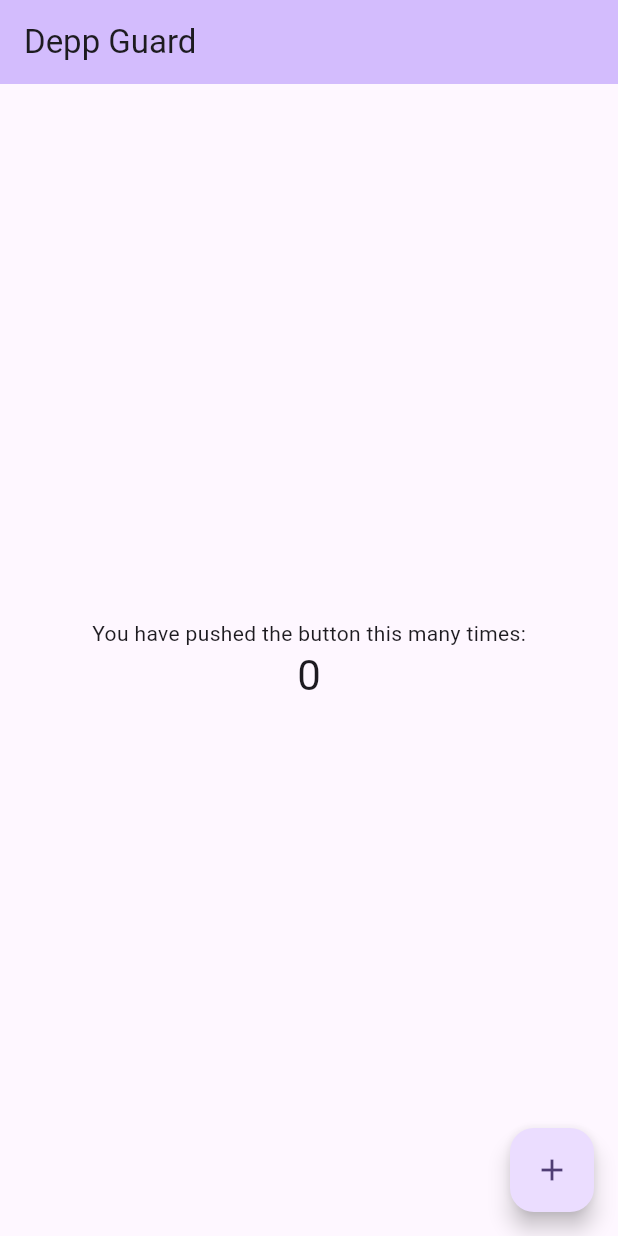
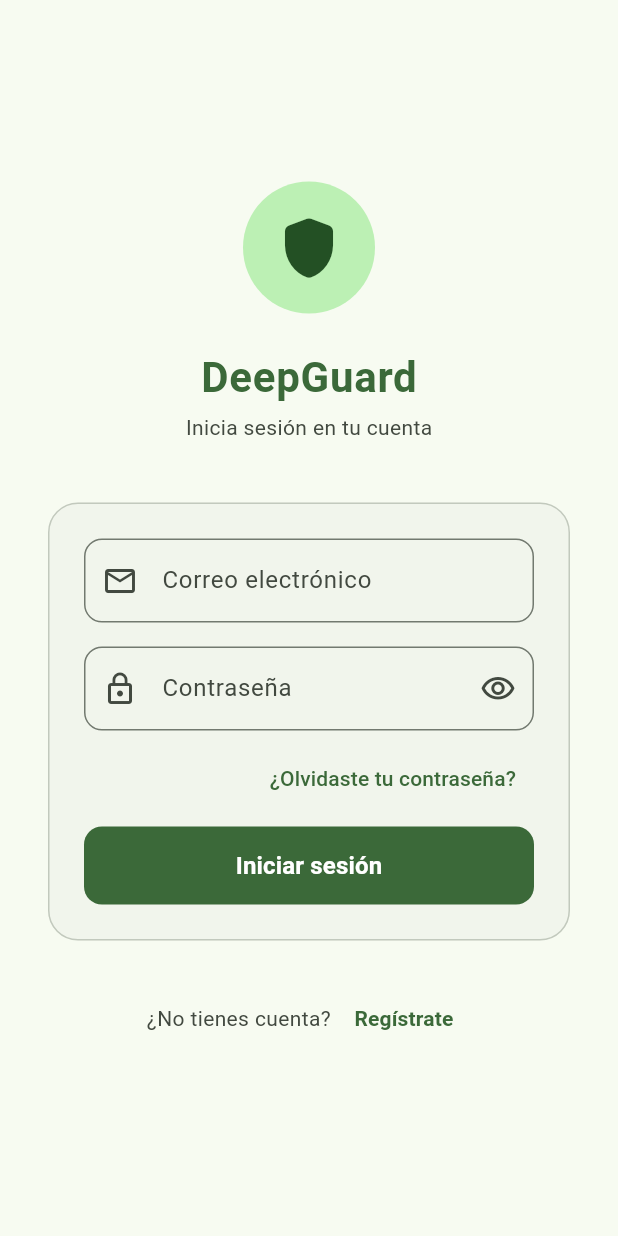
Before and after one commit to RubenCano21/deep_guard, a Flutter app: the screen it shows after launch, on a phone screen of 412 x 824 dp. Run offline on Flutter 3.47's test engine with Material 3 defaults, Android fonts, the phone set to English and light mode, and no system bars.

Commit message:
Add login and registration screens with form validation
Co-authored-by: Copilot <copilot@github.com>

```diff
--- a/lib/main.dart
+++ b/lib/main.dart
@@ -1,26 +1,41 @@
 import 'package:flutter/material.dart';
+import 'screens/login_screen.dart';
 
 void main() {
   runApp(const MyApp());
 }
 
+// Verde pacay: tono verde oscuro inspirado en la vaina del pacay (Inga edulis)
+const Color _verdePacay = Color(0xFF2D6A2F);
+
 class MyApp extends StatelessWidget {
   const MyApp({super.key});
 
-  // This widget is the root of your application.
   @override
   Widget build(BuildContext context) {
     return MaterialApp(
-      title: 'Depp Guard',
+      title: 'DeepGuard',
       theme: ThemeData(
-        colorScheme: ColorScheme.fromSeed(seedColor: Colors.deepPurple),
+        useMaterial3: true,
+        colorScheme: ColorScheme.fromSeed(
+          seedColor: _verdePacay,
+          brightness: Brightness.light,
+        ),
       ),
-      home: const MyHomePage(title: 'Depp Guard'),
+      darkTheme: ThemeData(
+        useMaterial3: true,
+        colorScheme: ColorScheme.fromSeed(
+          seedColor: _verdePacay,
+          brightness: Brightness.dark,
+        ),
+      ),
+      home: const LoginScreen(),
       debugShowCheckedModeBanner: false,
     );
   }
 }
 
+// ---- Código de ejemplo original (ya no se usa como home) ----
 class MyHomePage extends StatefulWidget {
   const MyHomePage({super.key, required this.title});
 
@@ -44,7 +59,6 @@ class _MyHomePageState extends State<MyHomePage> {
     return Scaffold(
       appBar: AppBar(
         backgroundColor: Theme.of(context).colorScheme.inversePrimary,
-
         title: Text(widget.title),
       ),
       body: Center(
--- /dev/null
+++ b/lib/screens/login_screen.dart
@@ -0,0 +1,242 @@
+import 'package:flutter/material.dart';
+import 'register_screen.dart';
+
+class LoginScreen extends StatefulWidget {
+  const LoginScreen({super.key});
+
+  @override
+  State<LoginScreen> createState() => _LoginScreenState();
+}
+
+class _LoginScreenState extends State<LoginScreen> {
+  final _formKey = GlobalKey<FormState>();
+  final _emailController = TextEditingController();
+  final _passwordController = TextEditingController();
+  bool _obscurePassword = true;
+  bool _isLoading = false;
+
+  @override
+  void dispose() {
+    _emailController.dispose();
+    _passwordController.dispose();
+    super.dispose();
+  }
+
+  void _login() async {
+    if (_formKey.currentState!.validate()) {
+      setState(() => _isLoading = true);
+      await Future.delayed(const Duration(seconds: 2));
+      setState(() => _isLoading = false);
+      if (mounted) {
+        ScaffoldMessenger.of(context).showSnackBar(
+          const SnackBar(content: Text('Inicio de sesión exitoso')),
+        );
+      }
+    }
+  }
+
+  @override
+  Widget build(BuildContext context) {
+    final colorScheme = Theme.of(context).colorScheme;
+    final textTheme = Theme.of(context).textTheme;
+
+    return Scaffold(
+      backgroundColor: colorScheme.surface,
+      body: SafeArea(
+        child: Center(
+          child: SingleChildScrollView(
+            padding: const EdgeInsets.symmetric(horizontal: 28, vertical: 24),
+            child: Column(
+              mainAxisAlignment: MainAxisAlignment.center,
+              children: [
+                // Logo / Icono
+                Container(
+                  width: 88,
+                  height: 88,
+                  decoration: BoxDecoration(
+                    color: colorScheme.primaryContainer,
+                    shape: BoxShape.circle,
+                  ),
+                  child: Icon(
+                    Icons.shield_rounded,
+                    size: 48,
+                    color: colorScheme.onPrimaryContainer,
+                  ),
+                ),
+                const SizedBox(height: 24),
+
+                // Título
+                Text(
+                  'DeepGuard',
+                  style: textTheme.headlineMedium?.copyWith(
+                    color: colorScheme.primary,
+                    fontWeight: FontWeight.bold,
+                    letterSpacing: 0.5,
+                  ),
+                ),
+                const SizedBox(height: 6),
+                Text(
+                  'Inicia sesión en tu cuenta',
+                  style: textTheme.bodyMedium?.copyWith(
+                    color: colorScheme.onSurfaceVariant,
+                  ),
+                ),
+                const SizedBox(height: 36),
+
+                // Tarjeta del formulario
+                Card(
+                  elevation: 0,
+                  color: colorScheme.surfaceContainerLow,
+                  shape: RoundedRectangleBorder(
+                    borderRadius: BorderRadius.circular(20),
+                    side: BorderSide(color: colorScheme.outlineVariant),
+                  ),
+                  child: Padding(
+                    padding: const EdgeInsets.all(24),
+                    child: Form(
+                      key: _formKey,
+                      child: Column(
+                        crossAxisAlignment: CrossAxisAlignment.stretch,
+                        children: [
+                          // Email
+                          TextFormField(
+                            controller: _emailController,
+                            keyboardType: TextInputType.emailAddress,
+                            textInputAction: TextInputAction.next,
+                            decoration: InputDecoration(
+                              labelText: 'Correo electrónico',
+                              prefixIcon: const Icon(Icons.email_outlined),
+                              border: OutlineInputBorder(
+                                borderRadius: BorderRadius.circular(12),
+                              ),
+                            ),
+                            validator: (value) {
+                              if (value == null || value.trim().isEmpty) {
+                                return 'Ingresa tu correo';
+                              }
+                              final emailRegex = RegExp(
+                                r'^[\w-\.]+@([\w-]+\.)+[\w-]{2,4}$',
+                              );
+                              if (!emailRegex.hasMatch(value.trim())) {
+                                return 'Correo no válido';
+                              }
+                              return null;
+                            },
+                          ),
+                          const SizedBox(height: 16),
+
+                          // Contraseña
+                          TextFormField(
+                            controller: _passwordController,
+                            obscureText: _obscurePassword,
+                            textInputAction: TextInputAction.done,
+                            onFieldSubmitted: (_) => _login(),
+                            decoration: InputDecoration(
+                              labelText: 'Contraseña',
+                              prefixIcon: const Icon(Icons.lock_outline),
+                              border: OutlineInputBorder(
+                                borderRadius: BorderRadius.circular(12),
+                              ),
+                              suffixIcon: IconButton(
+                                icon: Icon(
+                                  _obscurePassword
+                                      ? Icons.visibility_outlined
+                                      : Icons.visibility_off_outlined,
+                                ),
+                                onPressed: () => setState(
+                                  () => _obscurePassword = !_obscurePassword,
+                                ),
+                              ),
+                            ),
+                            validator: (value) {
+                              if (value == null || value.isEmpty) {
+                                return 'Ingresa tu contraseña';
+                              }
+                              if (value.length < 6) {
+                                return 'Mínimo 6 caracteres';
+                              }
+                              return null;
+                            },
+                          ),
+                          const SizedBox(height: 8),
+
+                          // Olvidé contraseña
+                          Align(
+                            alignment: Alignment.centerRight,
+                            child: TextButton(
+                              onPressed: () {},
+                              child: Text(
+                                '¿Olvidaste tu contraseña?',
+                                style: TextStyle(color: colorScheme.primary),
+                              ),
+                            ),
+                          ),
+                          const SizedBox(height: 8),
+
+                          // Botón iniciar sesión
+                          FilledButton(
+                            onPressed: _isLoading ? null : _login,
+                            style: FilledButton.styleFrom(
+                              minimumSize: const Size.fromHeight(52),
+                              shape: RoundedRectangleBorder(
+                                borderRadius: BorderRadius.circular(12),
+                              ),
+                            ),
+                            child: _isLoading
+                                ? const SizedBox(
+                                    height: 22,
+                                    width: 22,
+                                    child: CircularProgressIndicator(
+                                      strokeWidth: 2.5,
+                                      color: Colors.white,
+                                    ),
+                                  )
+                                : const Text(
+                                    'Iniciar sesión',
+                                    style: TextStyle(
+                                      fontSize: 16,
+                                      fontWeight: FontWeight.w600,
+                                    ),
+                                  ),
+                          ),
+                        ],
+                      ),
+                    ),
+                  ),
+                ),
+                const SizedBox(height: 24),
+
+                // Ir a registro
+                Row(
+                  mainAxisAlignment: MainAxisAlignment.center,
+                  children: [
+                    Text(
+                      '¿No tienes cuenta? ',
+                      style: TextStyle(color: colorScheme.onSurfaceVariant),
+                    ),
+                    TextButton(
+                      onPressed: () {
+                        Navigator.of(context).push(
+                          MaterialPageRoute(
+                            builder: (_) => const RegisterScreen(),
+                          ),
+                        );
+                      },
+                      child: Text(
+                        'Regístrate',
+                        style: TextStyle(
+                          color: colorScheme.primary,
+                          fontWeight: FontWeight.bold,
+                        ),
+                      ),
+                    ),
+                  ],
+                ),
+              ],
+            ),
+          ),
+        ),
+      ),
+    );
+  }
+}
```
Also changed, not shown: lib/screens/register_screen.dart (added, +346 -0 lines).
